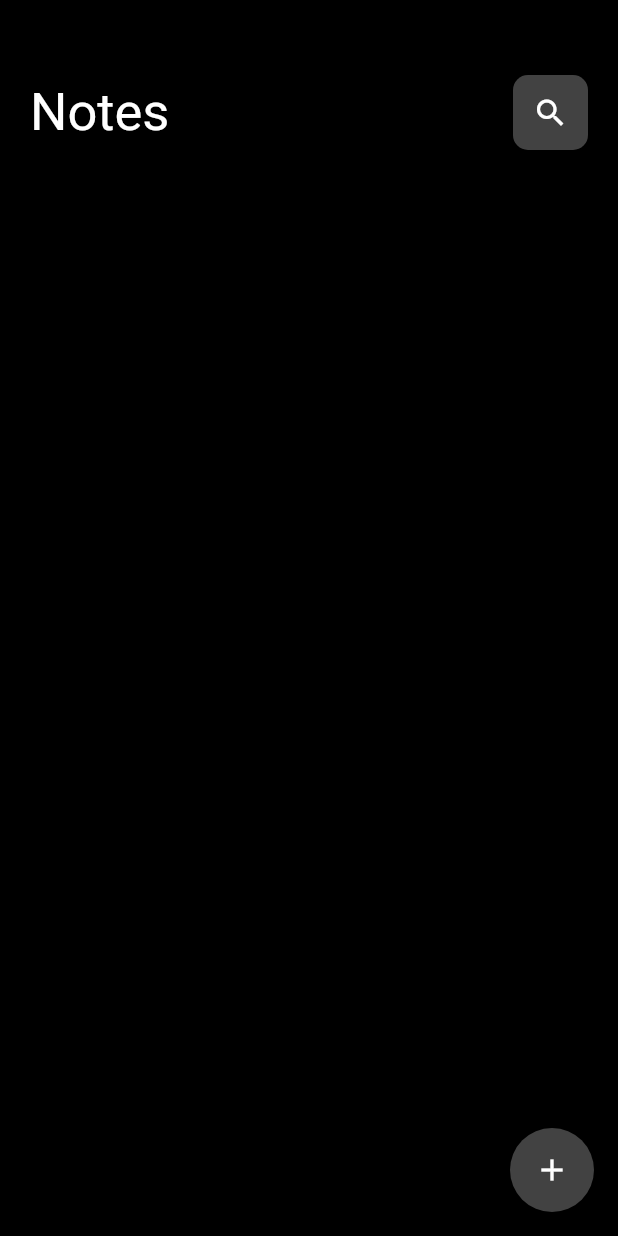
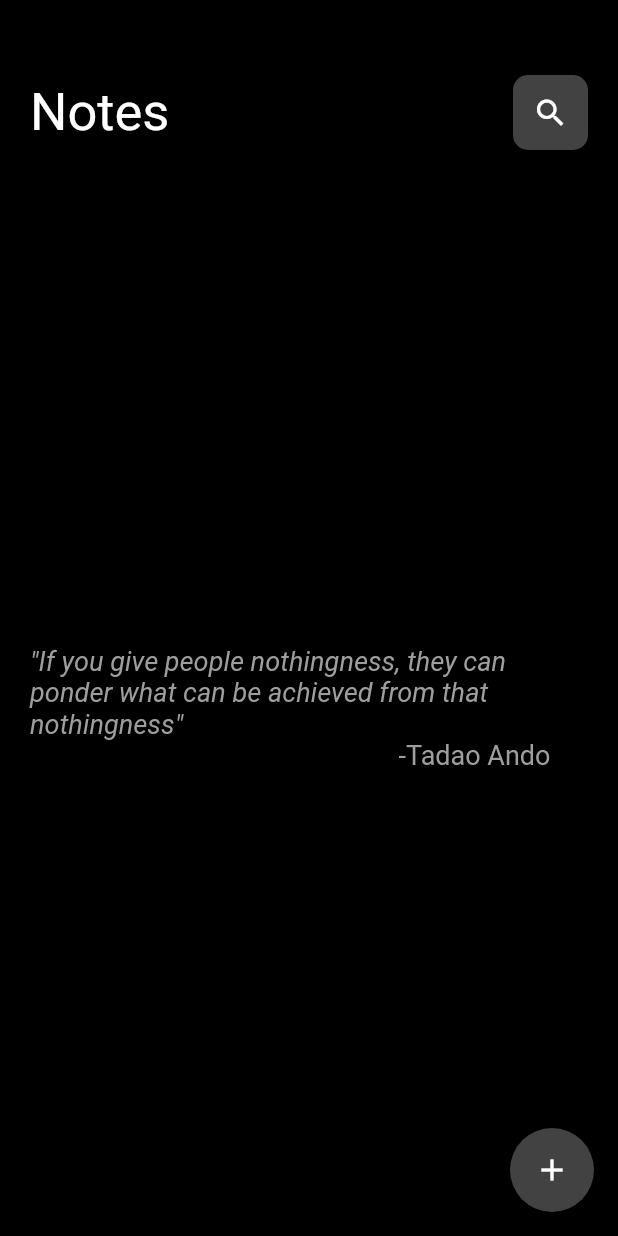
Before and after one commit to ikramhasan/Lets-Note, a Flutter app: the screen it shows after launch, on a phone screen of 412 x 824 dp. Run offline on Flutter 3.47's test engine with Material 2 defaults, Android fonts, the phone set to English and light mode, and no system bars; our stand-ins replace flushbar, moor_flutter; generated files the repository leaves out were written again.

Commit message:
ADDED: No data screen

```diff
--- a/lib/screens/note_screen.dart
+++ b/lib/screens/note_screen.dart
@@ -112,7 +112,8 @@ class NoteScreen extends StatelessWidget {
                 stream: database.watchAllNotes(),
                 builder: (context, snapshot) {
                   final notes = snapshot.data ?? List();
-                  return GridView.count(
+                  return snapshot.data.length > 0
+                      ? GridView.count(
                           physics: BouncingScrollPhysics(),
                           shrinkWrap: true,
                           crossAxisCount: 2,
@@ -123,6 +124,33 @@ class NoteScreen extends StatelessWidget {
                                   right: index.isEven ? 10 : 0, bottom: 10),
                               child: NoteCard(note: notes[index]),
                             ),
+                          ),
+                        )
+                      : SizedBox(
+                          height: MediaQuery.of(context).size.height / 2,
+                          child: Column(
+                            mainAxisAlignment: MainAxisAlignment.center,
+                            crossAxisAlignment: CrossAxisAlignment.end,
+                            children: [
+                              Text(
+                                '\"If you give people nothingness, they can ponder what can be achieved from that nothingness\"',
+                                style: TextStyle(
+                                  color: Colors.grey,
+                                  fontStyle: FontStyle.italic,
+                                  fontSize: 18,
+                                ),
+                              ),
+                              Padding(
+                                padding: const EdgeInsets.only(right: 25.0),
+                                child: Text(
+                                  '-Tadao Ando',
+                                  style: TextStyle(
+                                    color: Colors.grey,
+                                    fontSize: 18,
+                                  ),
+                                ),
+                              ),
+                            ],
                           ),
                         );
                 },
```
Lines whose indentation alone changed are shown as unchanged.
